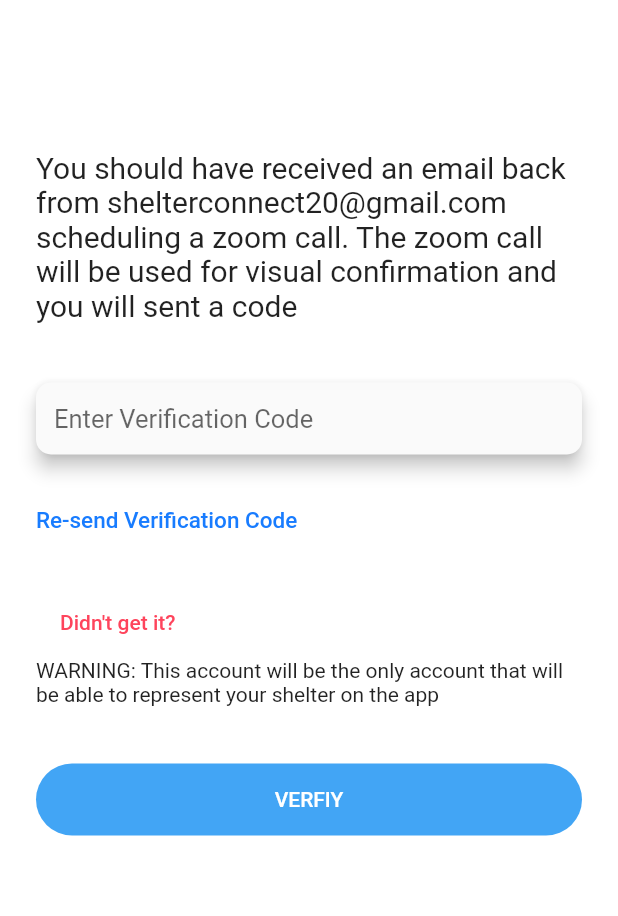
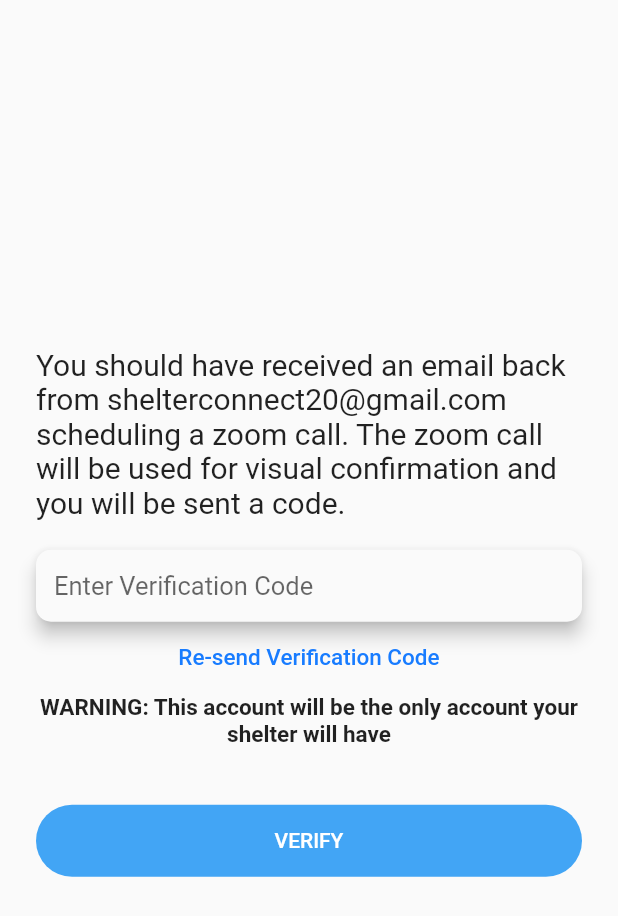
Before and after one commit to Shelter-Connect/phase1, a Flutter app: the ShelterConfirmation screen opened by its route, on a phone screen of 412 x 824 dp. Shown: the top 916 px of the screen. Run offline on Flutter 3.47's test engine with Material 2 defaults, Android fonts, the phone set to English and light mode, and no system bars.

Commit message:
Clean up code from previous commits

```diff
--- a/lib/components/rounded_button.dart
+++ b/lib/components/rounded_button.dart
@@ -4,16 +4,17 @@ import '../constants.dart';
 
 class RoundedButton extends StatelessWidget {
   final String title;
+  final Color color;
   final Function onPressed;
 
-  RoundedButton({@required this.title, @required this.onPressed});
+  RoundedButton({@required this.title, this.color, @required this.onPressed});
 
   @override
   Widget build(BuildContext context) {
     return Padding(
       padding: EdgeInsets.symmetric(vertical: 8.0),
       child: FlatButton(
-        color: colorScheme.secondary,
+        color: color ?? colorScheme.secondary,
         padding: EdgeInsets.all(16.0),
         shape: RoundedRectangleBorder(
           borderRadius: BorderRadius.circular(30.0),
@@ -24,7 +25,7 @@ class RoundedButton extends StatelessWidget {
           child: Center(
             child: Text(
               title,
-              style: TextStyle(color: Colors.white),
+              style: TextStyle(color: color == null ? Colors.white : Colors.black),
             ),
           ),
         ),
--- a/lib/main.dart
+++ b/lib/main.dart
@@ -31,7 +31,7 @@ class MyApp extends StatelessWidget {
         '/shelter_sign_up_extended': (_) => ShelterSignUpExtended(),
         '/signup': (_) => SignupPage(),
       },
-      initialRoute: '/shelter_confirmation',
+      initialRoute: '/',
     );
   }
 }
--- a/lib/pages/shelter_confirmation_page.dart
+++ b/lib/pages/shelter_confirmation_page.dart
@@ -1,9 +1,8 @@
 import 'package:flutter/material.dart';
-import 'package:phase1/components/rounded_button.dart';
-import 'package:phase1/components/text_button.dart';
 
 import '../components/floating_text_fields.dart';
-import 'package:phase1/constants.dart';
+import '../components/rounded_button.dart';
+import '../components/text_button.dart';
 
 class ShelterConfirmation extends StatelessWidget {
   @override
@@ -11,41 +10,43 @@ class ShelterConfirmation extends StatelessWidget {
     return Scaffold(
       body: SingleChildScrollView(
         child: Container(
-          padding: EdgeInsets.symmetric(horizontal: 24.0, vertical: 60.0),
+          padding: EdgeInsets.symmetric(horizontal: 24.0),
           height: MediaQuery.of(context).size.height,
-          color: Colors.white,
           child: Column(
-            mainAxisAlignment: MainAxisAlignment.start,
-            crossAxisAlignment: CrossAxisAlignment.start,
+            mainAxisAlignment: MainAxisAlignment.center,
             children: <Widget>[
-              SizedBox(height: 40),
-              Text("You should have received an email back from shelterconnect20@gmail.com scheduling a zoom call. The zoom call will be used for visual confirmation and you will sent a code", style: TextStyle(fontSize: 20)),
-              SizedBox(height: 40),
+              Text(
+                'You should have received an email back from shelterconnect20@gmail.com scheduling a zoom call. The zoom call will be used for visual confirmation and you will be sent a code.',
+                style: TextStyle(fontSize: 20),
+              ),
+              SizedBox(height: 20),
               FloatingTextField(
                 hintText: 'Enter Verification Code',
                 onChanged: (val) {
                   //TODO: Update Shelter Verified or Not Variable
                 },
               ),
-              SizedBox(height: 20),
-              TextButton(text: 'Re-send Verification Code', onPressed: (){
-                //TODO Re-send the verification code
-              },),
-              SizedBox(height: 20),
-              FlatButton(onPressed: (){
-                //TODO Send a error alert to developers
-              },
-              child: Padding(
-                padding: const EdgeInsets.all(0.0),
-                child: Text('Didn\'t get it?',style: TextStyle(
-                  color: colorScheme.error,
-                ),),
-              ),),
-              Text('WARNING: This account will be the only account that will be able to represent your shelter on the app'),
-              SizedBox(height: 30,),
-              RoundedButton(title: 'VERFIY',onPressed: (){
-                //TODO Update Shelter verification status
-              },)
+              TextButton(
+                text: 'Re-send Verification Code',
+                onPressed: () {
+                  //TODO Re-send the verification code
+                },
+              ),
+              Text(
+                'WARNING: This account will be the only account your shelter will have',
+                textAlign: TextAlign.center,
+                style: TextStyle(
+                  fontWeight: FontWeight.bold,
+                  fontSize: 15.0,
+                ),
+              ),
+              SizedBox(height: 30),
+              RoundedButton(
+                title: 'VERIFY',
+                onPressed: () {
+                  //TODO Update Shelter verification status
+                },
+              )
             ],
           ),
         ),
--- a/lib/pages/signup_page.dart
+++ b/lib/pages/signup_page.dart
@@ -34,7 +34,7 @@ class SignupPage extends StatelessWidget {
                 text: 'Existing User? Press here to sign in.',
                 onPressed: () {
                   Navigator.pop(context);
-                }
+                },
               ),
             ),
           ],
```
Also changed, not shown: lib/components/secondary_rounded_button.dart (deleted, +0 -34 lines), lib/pages/shelter_sign_up_extended_page.dart (+10 -8 lines), lib/pages/volunteer_confirmation_page.dart (+20 -9 lines), lib/pages/welcome_page.dart (+2 -6 lines).
